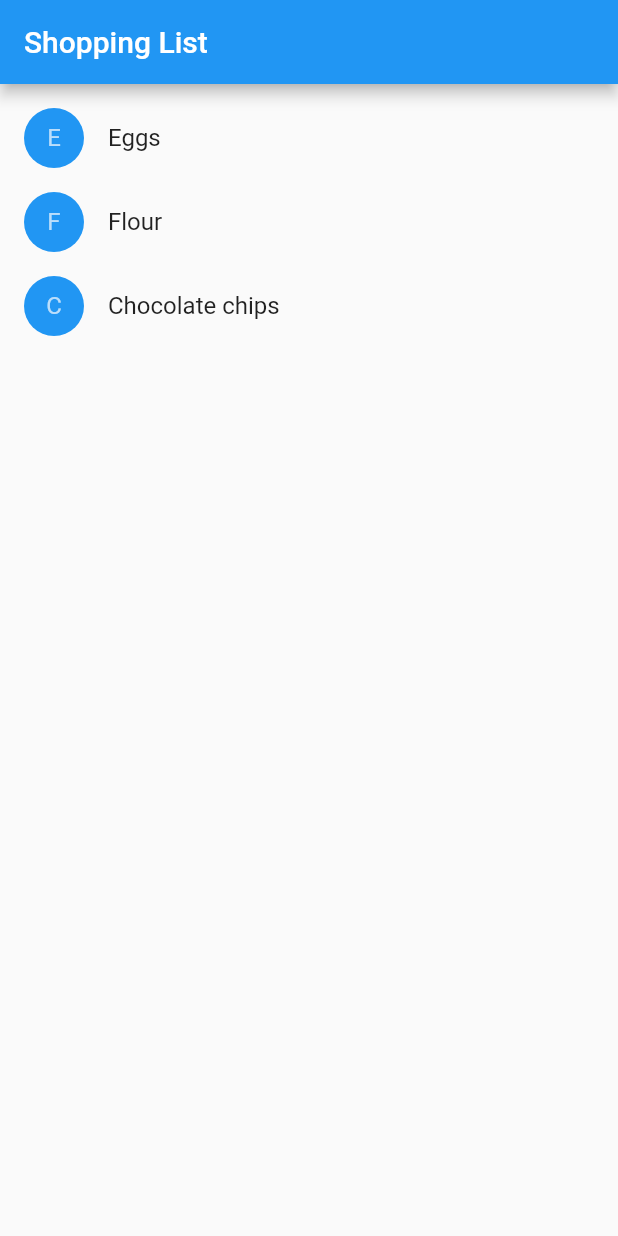
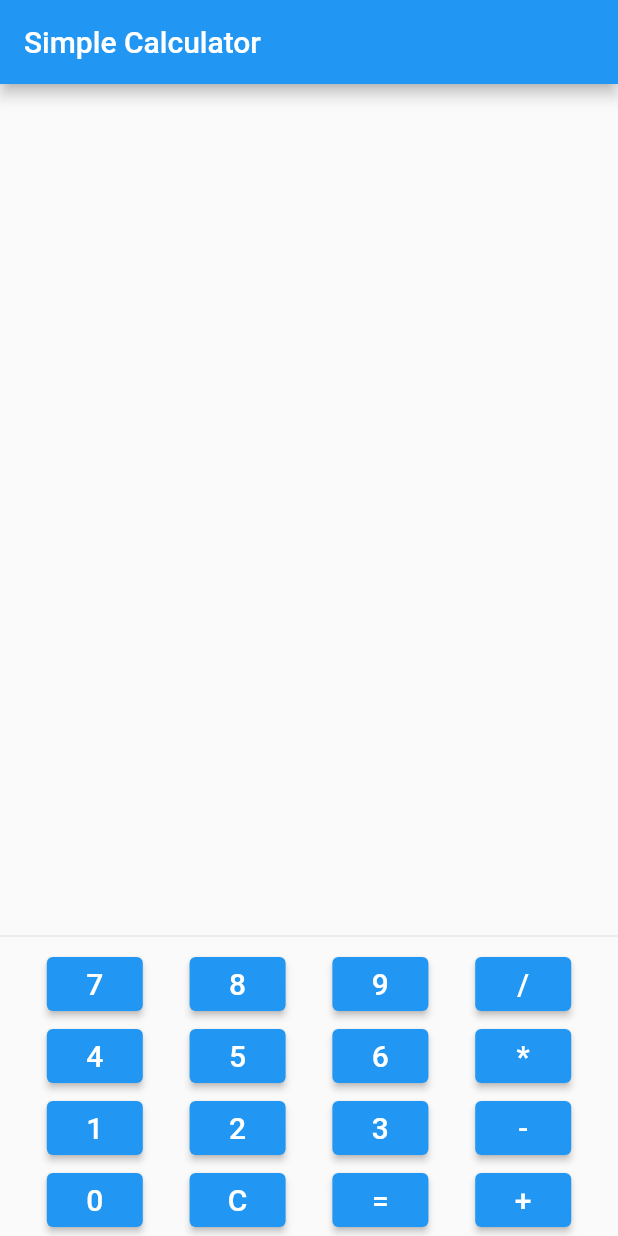
Before and after one commit to Uttam-Sarkar/Flutter_calculatorApps, a Flutter app: the screen it shows after launch, on a phone screen of 412 x 824 dp. Run offline on Flutter 3.47's test engine with Material 2 defaults, Android fonts, the phone set to English and light mode, and no system bars; our stand-ins replace math_expressions.

Commit message:
Create a simple calculator Apps

```diff
--- a/lib/main.dart
+++ b/lib/main.dart
@@ -1,93 +1,55 @@
 import 'package:flutter/material.dart';
+import 'package:math_expressions/math_expressions.dart'; // Correct import for math_expressions
 
-class Product {
-  const Product({required this.name});
+void main() => runApp(CalculatorApp());
 
-  final String name;
-}
-
-typedef CartChangedCallback = Function(Product product, bool inCart);
-
-class ShoppingListItem extends StatelessWidget {
-  ShoppingListItem({
-    required this.product,
-    required this.inCart,
-    required this.onCartChanged,
-  }) : super(key: ObjectKey(product));
-
-  final Product product;
-  final bool inCart;
-  final CartChangedCallback onCartChanged;
-
-  Color _getColor(BuildContext context) {
-    // The theme depends on the BuildContext because different
-    // parts of the tree can have different themes.
-    // The BuildContext indicates where the build is
-    // taking place and therefore which theme to use.
-
-    return inCart //
-        ? Colors.black54
-        : Theme.of(context).primaryColor;
-  }
-
-  TextStyle? _getTextStyle(BuildContext context) {
-    if (!inCart) return null;
-
-    return const TextStyle(
-      color: Colors.black54,
-      decoration: TextDecoration.lineThrough,
-    );
-  }
-
+class CalculatorApp extends StatelessWidget {
   @override
   Widget build(BuildContext context) {
-    return ListTile(
-      onTap: () {
-        onCartChanged(product, inCart);
-      },
-      leading: CircleAvatar(
-        backgroundColor: _getColor(context),
-        child: Text(product.name[0]),
-      ),
-      title: Text(
-        product.name,
-        style: _getTextStyle(context),
-      ),
+    return MaterialApp(
+      debugShowCheckedModeBanner: false,
+      home: CalculatorScreen(),
     );
   }
 }
 
-class ShoppingList extends StatefulWidget {
-  const ShoppingList({required this.products, super.key});
-
-  final List<Product> products;
-
-  // The framework calls createState the first time
-  // a widget appears at a given location in the tree.
-  // If the parent rebuilds and uses the same type of
-  // widget (with the same key), the framework re-uses
-  // the State object instead of creating a new State object.
-
+class CalculatorScreen extends StatefulWidget {
   @override
-  State<ShoppingList> createState() => _ShoppingListState();
+  _CalculatorScreenState createState() => _CalculatorScreenState();
 }
 
-class _ShoppingListState extends State<ShoppingList> {
-  final _shoppingCart = <Product>{};
+class _CalculatorScreenState extends State<CalculatorScreen> {
+  String _input = '';
+  double _result = 0.0;
 
-  void _handleCartChanged(Product product, bool inCart) {
+  void _onButtonPressed(String buttonText) {
     setState(() {
-      // When a user changes what's in the cart, you need
-      // to change _shoppingCart inside a setState call to
-      // trigger a rebuild.
-      // The framework then calls build, below,
-      // which updates the visual appearance of the app.
+      if (buttonText == '=') {
+        _calculateResult();
+      } else if (buttonText == 'C') {
+        _clearInput();
+      } else {
+        _input += buttonText;
+      }
+    });
+  }
 
-      if (!inCart) {
-        _shoppingCart.add(product);
-      } else {
-        _shoppingCart.remove(product);
-      }
+  void _calculateResult() {
+    try {
+      Parser p = Parser();
+      Expression exp = p.parse(_input);
+      ContextModel cm = ContextModel();
+      _result = exp.evaluate(EvaluationType.REAL, cm);
+      _input = _result.toString();
+    } catch (e) {
+      _input = 'Error';
+    }
+  }
+
+  void _clearInput() {
+    setState(() {
+      _input = '';
+      _result = 0.0;
     });
   }
 
@@ -95,31 +57,69 @@ class _ShoppingListState extends State<ShoppingList> {
   Widget build(BuildContext context) {
     return Scaffold(
       appBar: AppBar(
-        title: const Text('Shopping List'),
+        title: Text('Simple Calculator'),
       ),
-      body: ListView(
-        padding: const EdgeInsets.symmetric(vertical: 8),
-        children: widget.products.map((product) {
-          return ShoppingListItem(
-            product: product,
-            inCart: _shoppingCart.contains(product),
-            onCartChanged: _handleCartChanged,
-          );
-        }).toList(),
+      body: Column(
+        children: [
+          Expanded(
+            child: Container(
+              padding: EdgeInsets.all(16.0),
+              alignment: Alignment.bottomRight,
+              child: Text(
+                _input,
+                style: TextStyle(fontSize: 40.0, fontWeight: FontWeight.bold),
+              ),
+            ),
+          ),
+          Divider(),
+          Row(
+            mainAxisAlignment: MainAxisAlignment.spaceEvenly,
+            children: [
+              _buildButton('7'),
+              _buildButton('8'),
+              _buildButton('9'),
+              _buildButton('/'),
+            ],
+          ),
+          Row(
+            mainAxisAlignment: MainAxisAlignment.spaceEvenly,
+            children: [
+              _buildButton('4'),
+              _buildButton('5'),
+              _buildButton('6'),
+              _buildButton('*'),
+            ],
+          ),
+          Row(
+            mainAxisAlignment: MainAxisAlignment.spaceEvenly,
+            children: [
+              _buildButton('1'),
+              _buildButton('2'),
+              _buildButton('3'),
+              _buildButton('-'),
+            ],
+          ),
+          Row(
+            mainAxisAlignment: MainAxisAlignment.spaceEvenly,
+            children: [
+              _buildButton('0'),
+              _buildButton('C'),
+              _buildButton('='),
+              _buildButton('+'),
+            ],
+          ),
+        ],
+      ),
+    );
+  }
+
+  Widget _buildButton(String buttonText) {
+    return ElevatedButton(
+      onPressed: () => _onButtonPressed(buttonText),
+      child: Text(
+        buttonText,
+        style: TextStyle(fontSize: 20.0),
       ),
     );
   }
 }
-
-void main() {
-  runApp(const MaterialApp(
-    title: 'Shopping App',
-    home: ShoppingList(
-      products: [
-        Product(name: 'Eggs'),
-        Product(name: 'Flour'),
-        Product(name: 'Chocolate chips'),
-      ],
-    ),
-  ));
-}
--- a/pubspec.yaml
+++ b/pubspec.yaml
@@ -30,6 +30,8 @@ environment:
 dependencies:
   flutter:
     sdk: flutter
+  math_expressions: ^2.0.0
+
 
 
   # The following adds the Cupertino Icons font to your application.
```
Also changed, not shown: pubspec.lock.
